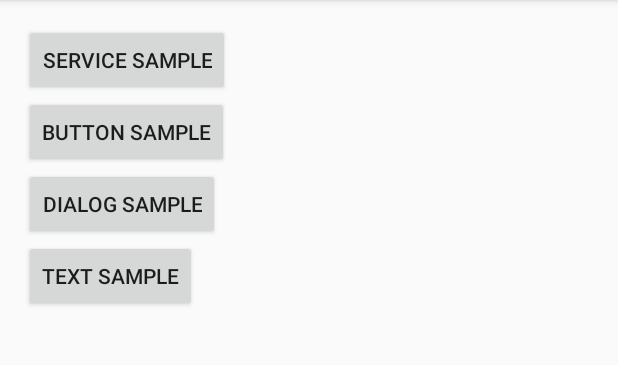
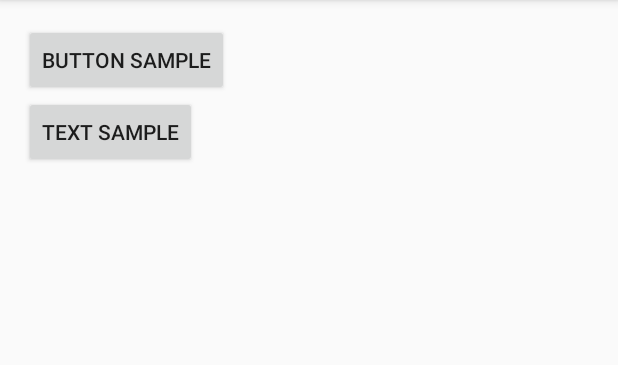
Before and after one commit to PrettyGeek21/TUPER, an Android app: the screen it shows after launch (MainActivity), on a phone screen of 412 x 824 dp, the part 84-449 px from its top. Run offline under Robolectric (Android 15) with nearby library versions, the phone set to English and light mode, and no system bars.

Commit message:
user interface
ai speak button and text button  nalang.

```diff
--- a/apiAISampleApp/src/main/res/layout/activity_main.xml
+++ b/apiAISampleApp/src/main/res/layout/activity_main.xml
@@ -14,11 +14,7 @@
         android:layout_height="wrap_content"
         android:orientation="vertical">
 
-        <Button
-            android:layout_width="wrap_content"
-            android:layout_height="wrap_content"
-            android:text="@string/service_sample_text"
-            android:onClick="serviceSampleClick"/>
+
 
         <Button
             android:layout_width="wrap_content"
@@ -27,12 +23,7 @@
             android:onClick="buttonSampleClick"
             />
 
-        <Button
-            android:layout_width="wrap_content"
-            android:layout_height="wrap_content"
-            android:text="@string/dialog_sample_text"
-            android:onClick="dialogSampleClick"
-            />
+
 
         <Button
             android:layout_width="wrap_content"
```
